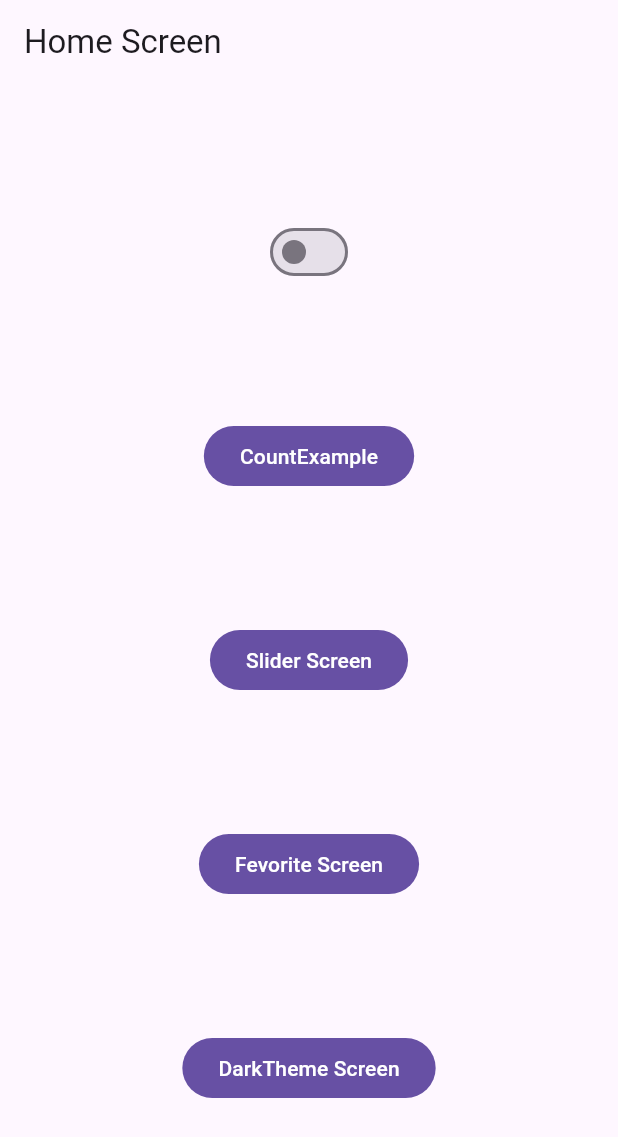
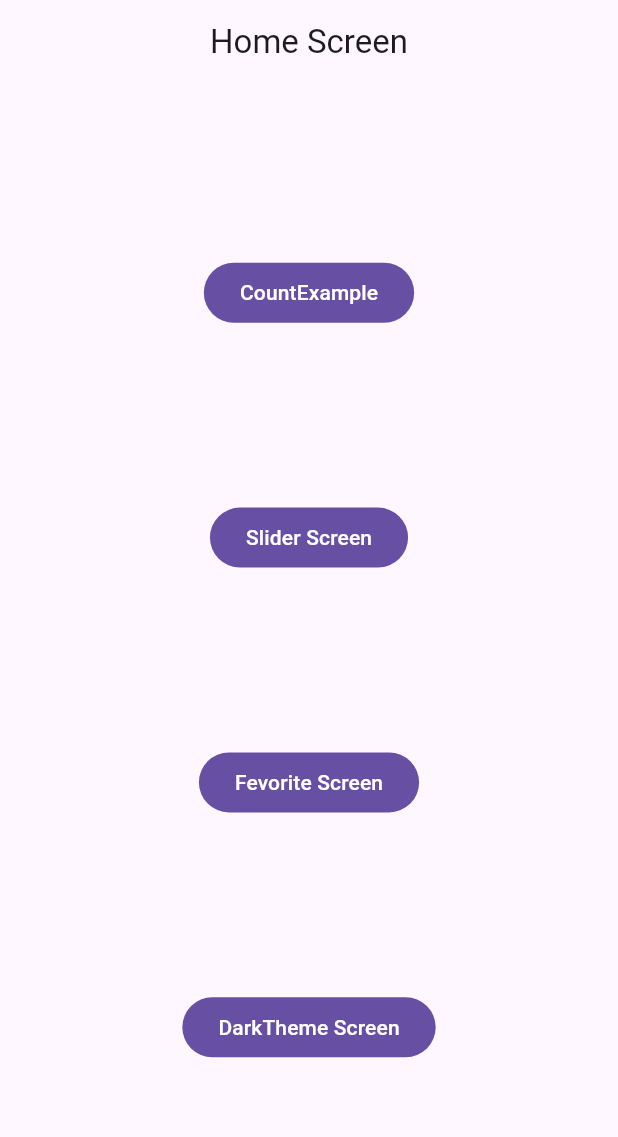
Before and after one commit to KARAN93072/Learner, a Flutter app: the screen it shows after launch, on a phone screen of 412 x 824 dp. Shown: the top 1137 px of the screen. Run offline on Flutter 3.47's test engine with Material 3 defaults, Android fonts, the phone set to English and light mode, and no system bars; our stand-ins replace go_router; missing offline and left inert: dart:ffi.

Commit message:
Theme Changer

```diff
--- a/lib/main.dart
+++ b/lib/main.dart
@@ -20,19 +20,15 @@ class MyApp extends StatelessWidget {
           ChangeNotifierProvider(create: (_) => FavoriteProvider()),
           ChangeNotifierProvider(create: (_) => ThemeChangerProvider()),
         ],
-      child: Builder(
-        builder: (BuildContext context) {
-          final themeChanger = Provider.of<ThemeChangerProvider>(context);
+        child: Builder(builder: (context) {
+          final themeDataProvider = Provider.of<ThemeChangerProvider>(context);
           return MaterialApp.router(
-            // themeMode: themeChanger.themeMode,
-            // theme: ThemeData(primarySwatch: Colors.blueGrey),
-            // darkTheme: ThemeData(brightness: Brightness.dark),
-            theme: themeChanger.onTheme,
+            debugShowCheckedModeBanner: false,
+            themeMode: themeDataProvider.themeMode,
             darkTheme: ThemeData(brightness: Brightness.dark),
+            theme: ThemeData(primarySwatch: Colors.blueGrey),
             routerConfig: AppRouter.router,
           );
-        },
-      ),
-    );
+        }));
   }
 }
--- a/lib/screens/home/home_screen.dart
+++ b/lib/screens/home/home_screen.dart
@@ -5,8 +5,6 @@ import 'package:learner/screens/count_1/count_example.dart';
 import 'package:learner/screens/fevorite/favorite_screen.dart';
 import 'package:learner/screens/slider/slider_screen.dart';
 import 'package:learner/screens/theme_changer/dark_theme.dart';
-import 'package:learner/screens/theme_changer/theme_changer_provider.dart';
-import 'package:provider/provider.dart';
 
 class HomeScreen extends StatelessWidget {
   const HomeScreen({super.key});
@@ -14,11 +12,10 @@ class HomeScreen extends StatelessWidget {
 
   @override
   Widget build(BuildContext context) {
-    final themeChanger = Provider.of<ThemeChangerProvider>(context);
     return Scaffold(
       appBar: AppBar(
         title: const Text('Home Screen'),
-        centerTitle: false,
+        centerTitle: true,
       ),
       body: Center(
         child: Column(
@@ -38,15 +35,7 @@ class HomeScreen extends StatelessWidget {
             //         onChanged: themeChanger.setTheme)
             //   ],
             // ),
-            Switch(
-                value: themeChanger.switchOn,
-                onChanged: (bool newValue) {
-                  if (themeChanger.switchOn = newValue) {
-                    themeChanger.setTheme(ThemeMode.dark);
-                  } else {
-                    themeChanger.setTheme(ThemeMode.light);
-                  }
-                }),
+
             FilledButton(
                 onPressed: () {
                   GoRouter.of(context).goNamed(CountExample.id);
--- a/lib/screens/theme_changer/theme_changer_provider.dart
+++ b/lib/screens/theme_changer/theme_changer_provider.dart
@@ -1,19 +1,14 @@
 import 'package:flutter/material.dart';
 
 class ThemeChangerProvider extends ChangeNotifier {
-  // ThemeMode _themeMode = ThemeMode.light;
-  // ThemeMode get themeMode => _themeMode;
-  // void setTheme(themeMode) {
-  //   _themeMode = themeMode;
-  //   notifyListeners();
-  // }
+  dynamic themeState = false;
+  // dynamic get themeState => _themeState;
 
-  bool switchOn = false;
-  // ThemeData _onTheme = ThemeData.light();
-  // ThemeData get onTheme => _onTheme;
-  ThemeData onTheme = ThemeData.light();
-  setTheme(onTheme) {
-    onTheme = onTheme;
+  var _themeMode = ThemeMode.light;
+  ThemeMode get themeMode => _themeMode;
+
+  void setTheme(themeMode) {
+    _themeMode = themeMode;
     notifyListeners();
   }
 }
```
Also changed, not shown: lib/screens/theme_changer/dark_theme.dart (+17 -1 lines). Lines whose indentation alone changed are shown as unchanged.
